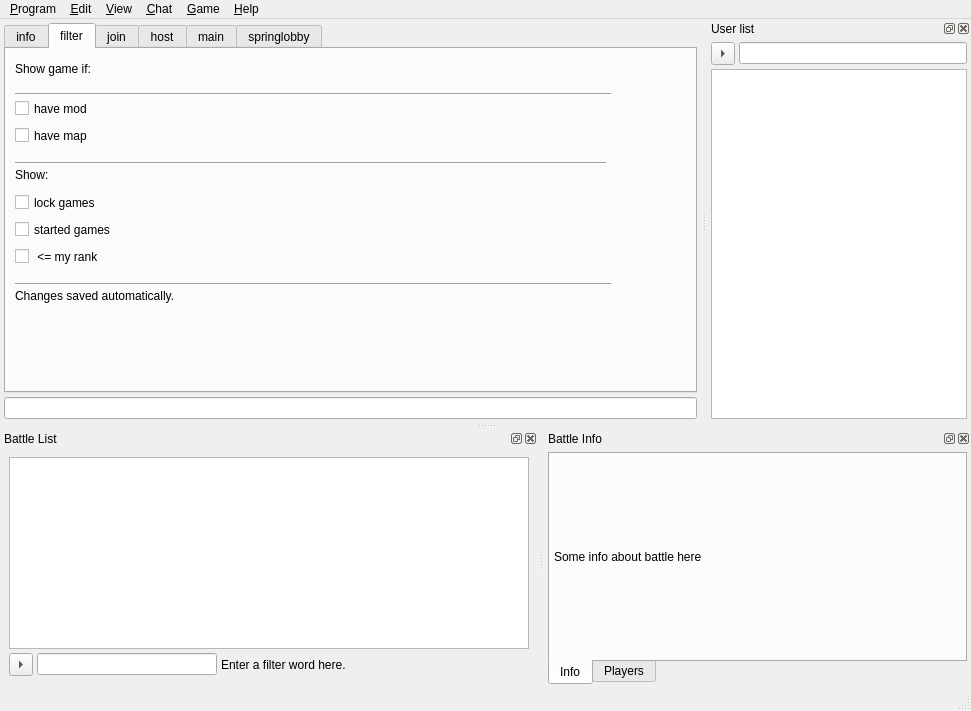
This is ui/mainWidget.ui in tizbac/qtlobby as Qt 5 draws it before an edit. The edited form follows.
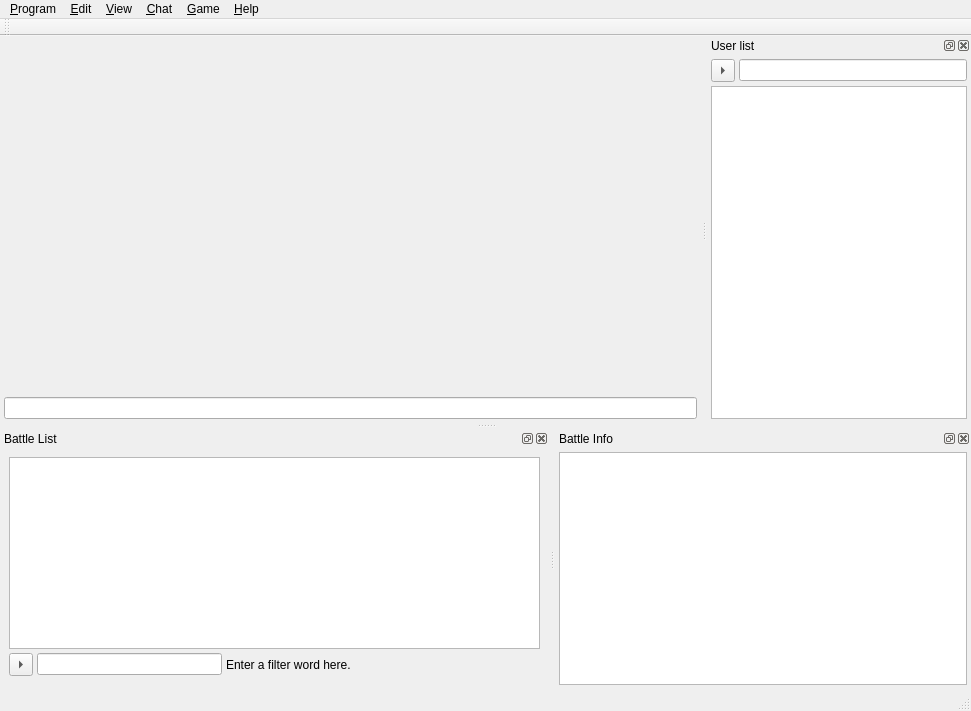
This is the edited form. The open tabs and pages were chosen to show the change. Icons and pictures are not drawn. Custom widgets are drawn as their Qt base class.

Commit message: Implemented BattleUserTreeModel for battle rooms. Implemented model attachng to battle info view.

What changed in the file:
```diff
--- a/ui/mainWidget.ui
+++ b/ui/mainWidget.ui
@@ -18,8 +18,18 @@
    <layout class="QGridLayout" name="gridLayout_2">
     <item row="0" column="0">
      <layout class="QGridLayout">
+      <item row="1" column="0">
+       <widget class="InputLine" name="inputLineEdit">
+        <property name="sizePolicy">
+         <sizepolicy hsizetype="Expanding" vsizetype="Fixed">
+          <horstretch>0</horstretch>
+          <verstretch>0</verstretch>
+         </sizepolicy>
+        </property>
+       </widget>
+      </item>
       <item row="0" column="0">
-       <widget class="QTabWidget" name="lobbyTabWidget">
+       <widget class="QStackedWidget" name="lobbyStackedWidget">
         <property name="sizePolicy">
          <sizepolicy hsizetype="Expanding" vsizetype="Expanding">
           <horstretch>0</horstretch>
@@ -29,327 +39,7 @@
         <property name="contextMenuPolicy">
          <enum>Qt::CustomContextMenu</enum>
         </property>
-        <property name="tabPosition">
-         <enum>QTabWidget::North</enum>
-        </property>
-        <property name="tabShape">
-         <enum>QTabWidget::Rounded</enum>
-        </property>
-        <property name="currentIndex">
-         <number>0</number>
-        </property>
-        <property name="elideMode">
-         <enum>Qt::ElideLeft</enum>
-        </property>
-        <property name="movable">
-         <bool>true</bool>
-        </property>
-        <widget class="QWidget" name="infoTabWidget">
-         <attribute name="icon">
-          <iconset resource="../resources.qrc">
-           <normaloff>:/icons/chanop.xpm</normaloff>:/icons/chanop.xpm</iconset>
-         </attribute>
-         <attribute name="title">
-          <string>info</string>
-         </attribute>
-         <layout class="QGridLayout">
-          <item row="0" column="0">
-           <widget class="QTextBrowser" name="infoTextBrowser">
-            <property name="html">
-             <string>&lt;!DOCTYPE HTML PUBLIC &quot;-//W3C//DTD HTML 4.0//EN&quot; &quot;http://www.w3.org/TR/REC-html40/strict.dtd&quot;&gt;
-&lt;html&gt;&lt;head&gt;&lt;meta name=&quot;qrichtext&quot; content=&quot;1&quot; /&gt;&lt;style type=&quot;text/css&quot;&gt;
-p, li { white-space: pre-wrap; }
-&lt;/style&gt;&lt;/head&gt;&lt;body style=&quot; font-family:'Sans Serif'; font-size:9pt; font-weight:400; font-style:normal;&quot;&gt;
-&lt;p style=&quot; margin-top:0px; margin-bottom:0px; margin-left:0px; margin-right:0px; -qt-block-indent:0; text-indent:0px;&quot;&gt;[01:52] ** &lt;/p&gt;
-&lt;p style=&quot; margin-top:0px; margin-bottom:0px; margin-left:0px; margin-right:0px; -qt-block-indent:0; text-indent:0px;&quot;&gt;[01:52] ** This is the SpringLobby channel, please report any problems you are having with SpringLobby here and the friendly developers will help you.&lt;/p&gt;
-&lt;p style=&quot;-qt-paragraph-type:empty; margin-top:0px; margin-bottom:0px; margin-left:0px; margin-right:0px; -qt-block-indent:0; text-indent:0px;&quot;&gt;&lt;/p&gt;&lt;/body&gt;&lt;/html&gt;</string>
-            </property>
-           </widget>
-          </item>
-         </layout>
-        </widget>
-        <widget class="QWidget" name="tab">
-         <attribute name="icon">
-          <iconset resource="../resources.qrc">
-           <normaloff>:/icons/server.xpm</normaloff>:/icons/server.xpm</iconset>
-         </attribute>
-         <attribute name="title">
-          <string>filter</string>
-         </attribute>
-         <widget class="QLabel" name="label">
-          <property name="geometry">
-           <rect>
-            <x>9</x>
-            <y>9</y>
-            <width>596</width>
-            <height>21</height>
-           </rect>
-          </property>
-          <property name="text">
-           <string>Show game if:</string>
-          </property>
-         </widget>
-         <widget class="Line" name="line">
-          <property name="geometry">
-           <rect>
-            <x>9</x>
-            <y>106</y>
-            <width>591</width>
-            <height>16</height>
-           </rect>
-          </property>
-          <property name="orientation">
-           <enum>Qt::Horizontal</enum>
-          </property>
-         </widget>
-         <widget class="Line" name="line_3">
-          <property name="geometry">
-           <rect>
-            <x>9</x>
-            <y>227</y>
-            <width>596</width>
-            <height>16</height>
-           </rect>
-          </property>
-          <property name="orientation">
-           <enum>Qt::Horizontal</enum>
-          </property>
-         </widget>
-         <widget class="Line" name="line_2">
-          <property name="geometry">
-           <rect>
-            <x>9</x>
-            <y>37</y>
-            <width>596</width>
-            <height>16</height>
-           </rect>
-          </property>
-          <property name="orientation">
-           <enum>Qt::Horizontal</enum>
-          </property>
-         </widget>
-         <widget class="QCheckBox" name="checkBox_4">
-          <property name="geometry">
-           <rect>
-            <x>9</x>
-            <y>168</y>
-            <width>596</width>
-            <height>25</height>
-           </rect>
-          </property>
-          <property name="text">
-           <string>started games</string>
-          </property>
-         </widget>
-         <widget class="QLabel" name="label_2">
-          <property name="geometry">
-           <rect>
-            <x>9</x>
-            <y>116</y>
-            <width>596</width>
-            <height>20</height>
-           </rect>
-          </property>
-          <property name="text">
-           <string>Show:</string>
-          </property>
-         </widget>
-         <widget class="QCheckBox" name="checkBox">
-          <property name="geometry">
-           <rect>
-            <x>9</x>
-            <y>47</y>
-            <width>596</width>
-            <height>25</height>
-           </rect>
-          </property>
-          <property name="text">
-           <string>have mod</string>
-          </property>
-         </widget>
-         <widget class="QCheckBox" name="checkBox_2">
-          <property name="geometry">
-           <rect>
-            <x>9</x>
-            <y>74</y>
-            <width>596</width>
-            <height>25</height>
-           </rect>
-          </property>
-          <property name="text">
-           <string>have map</string>
-          </property>
-         </widget>
-         <widget class="QLabel" name="label_3">
-          <property name="geometry">
-           <rect>
-            <x>9</x>
-            <y>237</y>
-            <width>596</width>
-            <height>21</height>
-           </rect>
-          </property>
-          <property name="lineWidth">
-           <number>2</number>
-          </property>
-          <property name="text">
-           <string>Changes saved automatically.</string>
-          </property>
-          <property name="textFormat">
-           <enum>Qt::RichText</enum>
-          </property>
-          <property name="scaledContents">
-           <bool>false</bool>
-          </property>
-          <property name="wordWrap">
-           <bool>true</bool>
-          </property>
-         </widget>
-         <widget class="QCheckBox" name="checkBox_3">
-          <property name="geometry">
-           <rect>
-            <x>9</x>
-            <y>141</y>
-            <width>596</width>
-            <height>25</height>
-           </rect>
-          </property>
-          <property name="text">
-           <string>lock games</string>
-          </property>
-          <property name="icon">
-           <iconset resource="../resources.qrc">
-            <normaloff>:/icons/close.xpm</normaloff>:/icons/close.xpm</iconset>
-          </property>
-         </widget>
-         <widget class="QCheckBox" name="checkBox_5">
-          <property name="geometry">
-           <rect>
-            <x>9</x>
-            <y>195</y>
-            <width>596</width>
-            <height>25</height>
-           </rect>
-          </property>
-          <property name="text">
-           <string> &lt;= my rank </string>
-          </property>
-         </widget>
-        </widget>
-        <widget class="QWidget" name="tab_4">
-         <attribute name="icon">
-          <iconset resource="../resources.qrc">
-           <normaloff>:/icons/battle.xpm</normaloff>:/icons/battle.xpm</iconset>
-         </attribute>
-         <attribute name="title">
-          <string>join</string>
-         </attribute>
-        </widget>
-        <widget class="QWidget" name="tab_5">
-         <attribute name="icon">
-          <iconset resource="../resources.qrc">
-           <normaloff>:/icons/battle.xpm</normaloff>:/icons/battle.xpm</iconset>
-         </attribute>
-         <attribute name="title">
-          <string>host</string>
-         </attribute>
-         <layout class="QGridLayout">
-          <item row="0" column="0">
-           <widget class="QStackedWidget" name="stackedWidget">
-            <property name="frameShadow">
-             <enum>QFrame::Plain</enum>
-            </property>
-            <widget class="QWidget" name="pageaksdfsadf">
-             <layout class="QGridLayout">
-              <item row="0" column="0">
-               <widget class="QGroupBox" name="groupBox">
-                <property name="title">
-                 <string>GroupBox</string>
-                </property>
-                <layout class="QGridLayout">
-                 <item row="0" column="0">
-                  <widget class="QRadioButton" name="radioButton">
-                   <property name="text">
-                    <string>RadioButton</string>
-                   </property>
-                  </widget>
-                 </item>
-                 <item row="1" column="0">
-                  <widget class="QRadioButton" name="radioButton_2">
-                   <property name="text">
-                    <string>RadioButton</string>
-                   </property>
-                  </widget>
-                 </item>
-                 <item row="2" column="0">
-                  <widget class="QRadioButton" name="radioButton_3">
-                   <property name="text">
-                    <string>RadioButton</string>
-                   </property>
-                  </widget>
-                 </item>
-                </layout>
-               </widget>
-              </item>
-              <item row="1" column="1">
-               <widget class="QDialogButtonBox" name="buttonBox">
-                <property name="standardButtons">
-                 <set>QDialogButtonBox::Cancel|QDialogButtonBox::Ok</set>
-                </property>
-               </widget>
-              </item>
-             </layout>
-            </widget>
-            <widget class="QWidget" name="page_2"/>
-           </widget>
-          </item>
-         </layout>
-        </widget>
-        <widget class="QWidget" name="chatTab_main">
-         <attribute name="icon">
-          <iconset resource="../resources.qrc">
-           <normaloff>:/icons/channel.xpm</normaloff>:/icons/channel.xpm</iconset>
-         </attribute>
-         <attribute name="title">
-          <string>main</string>
-         </attribute>
-         <widget class="QTextBrowser" name="chatBox_main">
-          <property name="geometry">
-           <rect>
-            <x>4</x>
-            <y>4</y>
-            <width>714</width>
-            <height>275</height>
-           </rect>
-          </property>
-          <property name="html">
-           <string>&lt;!DOCTYPE HTML PUBLIC &quot;-//W3C//DTD HTML 4.0//EN&quot; &quot;http://www.w3.org/TR/REC-html40/strict.dtd&quot;&gt;
-&lt;html&gt;&lt;head&gt;&lt;meta name=&quot;qrichtext&quot; content=&quot;1&quot; /&gt;&lt;style type=&quot;text/css&quot;&gt;
-p, li { white-space: pre-wrap; }
-&lt;/style&gt;&lt;/head&gt;&lt;body style=&quot; font-family:'Sans Serif'; font-size:9pt; font-weight:400; font-style:normal;&quot;&gt;
-&lt;p style=&quot;-qt-paragraph-type:empty; margin-top:0px; margin-bottom:0px; margin-left:0px; margin-right:0px; -qt-block-indent:0; text-indent:0px;&quot;&gt;&lt;/p&gt;&lt;/body&gt;&lt;/html&gt;</string>
-          </property>
-         </widget>
-        </widget>
-        <widget class="QWidget" name="tab_3">
-         <attribute name="icon">
-          <iconset resource="../resources.qrc">
-           <normaloff>:/icons/channel.xpm</normaloff>:/icons/channel.xpm</iconset>
-         </attribute>
-         <attribute name="title">
-          <string>springlobby</string>
-         </attribute>
-        </widget>
-       </widget>
-      </item>
-      <item row="1" column="0">
-       <widget class="InputLine" name="inputLineEdit">
-        <property name="sizePolicy">
-         <sizepolicy hsizetype="Expanding" vsizetype="Fixed">
-          <horstretch>0</horstretch>
-          <verstretch>0</verstretch>
-         </sizepolicy>
-        </property>
+        <widget class="QWidget" name="lobbyStackedWidgetPage6" native="true"/>
        </widget>
       </item>
      </layout>
@@ -457,7 +147,7 @@
     <set>QDockWidget::AllDockWidgetFeatures</set>
    </property>
    <property name="allowedAreas">
-    <set>Qt::LeftDockWidgetArea|Qt::RightDockWidgetArea</set>
+    <set>Qt::AllDockWidgetAreas</set>
    </property>
    <property name="windowTitle">
     <string>User list</string>
@@ -518,7 +208,7 @@
   </widget>
   <widget class="QDockWidget" name="battleListDockWidget">
    <property name="allowedAreas">
-    <set>Qt::BottomDockWidgetArea|Qt::TopDockWidgetArea</set>
+    <set>Qt::AllDockWidgetAreas</set>
    </property>
    <property name="windowTitle">
     <string>Battle List</string>
@@ -598,7 +288,7 @@
   </widget>
   <widget class="QDockWidget" name="battleInfoDockWidget">
    <property name="allowedAreas">
-    <set>Qt::BottomDockWidgetArea|Qt::TopDockWidgetArea</set>
+    <set>Qt::AllDockWidgetAreas</set>
    </property>
    <property name="windowTitle">
     <string>Battle Info</string>
@@ -607,44 +297,37 @@
     <number>8</number>
    </attribute>
    <widget class="QWidget" name="dockWidgetContents_4">
-    <layout class="QGridLayout" name="gridLayout_4">
+    <layout class="QGridLayout" name="gridLayout_3">
      <item row="0" column="0">
-      <widget class="QTabWidget" name="tabWidget">
-       <property name="tabPosition">
-        <enum>QTabWidget::South</enum>
+      <widget class="Users" name="battleInfoTreeView">
+       <property name="alternatingRowColors">
+        <bool>true</bool>
        </property>
-       <property name="currentIndex">
-        <number>1</number>
+       <property name="indentation">
+        <number>0</number>
        </property>
-       <widget class="QWidget" name="tab_2">
-        <attribute name="title">
-         <string>Info</string>
-        </attribute>
-        <layout class="QGridLayout" name="gridLayout_5">
-         <item row="0" column="0">
-          <widget class="QLabel" name="label_5">
-           <property name="text">
-            <string>Some info about battle here</string>
-           </property>
-          </widget>
-         </item>
-        </layout>
-       </widget>
-       <widget class="QWidget" name="tab_6">
-        <attribute name="title">
-         <string>Players</string>
-        </attribute>
-        <layout class="QGridLayout" name="gridLayout_3">
-         <item row="0" column="0">
-          <widget class="QListView" name="listView"/>
-         </item>
-        </layout>
-       </widget>
+       <property name="rootIsDecorated">
+        <bool>false</bool>
+       </property>
       </widget>
      </item>
     </layout>
    </widget>
   </widget>
+  <widget class="QToolBar" name="tabsToolBar">
+   <property name="windowTitle">
+    <string>toolBar</string>
+   </property>
+   <property name="allowedAreas">
+    <set>Qt::BottomToolBarArea|Qt::TopToolBarArea</set>
+   </property>
+   <attribute name="toolBarArea">
+    <enum>TopToolBarArea</enum>
+   </attribute>
+   <attribute name="toolBarBreak">
+    <bool>true</bool>
+   </attribute>
+  </widget>
   <action name="action_Exit">
    <property name="icon">
     <iconset resource="../resources.qrc">
```
Left out of the diff: 16 changed lines with no effect on the pictures. The commit also changes 22 other files.
